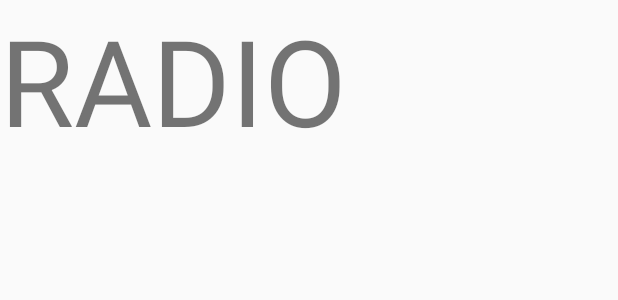
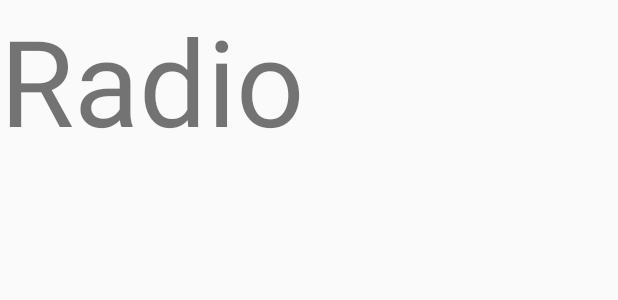
Before and after one commit to john00123/musicApp, an Android app: the layout radio.xml on its own in the app's theme, with its tools: preview values and no code run, on a phone screen of 412 x 824 dp. Shown: the top 300 px of the screen. Run offline under Robolectric (Android 15) with nearby library versions, the phone set to English and light mode, and no system bars.

Commit message:
updated information

```diff
--- a/app/src/main/java/com/example/john/musicapp/MainActivity.java
+++ b/app/src/main/java/com/example/john/musicapp/MainActivity.java
@@ -5,7 +5,6 @@ import android.support.v7.app.AppCompatActivity;
 import android.os.Bundle;
 import android.view.View;
 import android.view.View.OnClickListener;
-import android.widget.TextView;
 
 public class MainActivity extends AppCompatActivity {
 
@@ -17,7 +16,7 @@ public class MainActivity extends AppCompatActivity {
 
         // Set a click listener on the Store View
 
-        View store = (View) findViewById(R.id.numbers);
+        View store = (View) findViewById(R.id.store);
         store.setOnClickListener(new OnClickListener() {
             // The code in this method will be executed when the numbers category is clicked on.
             @Override
@@ -50,6 +49,7 @@ public class MainActivity extends AppCompatActivity {
 
         View playNow = (View) findViewById(R.id.playNow);
         playNow.setOnClickListener(new OnClickListener() {
+
             @Override
             public void onClick(View view) {
               // Create a new intent to open the {@link RadioActivity}
@@ -60,6 +60,5 @@ public class MainActivity extends AppCompatActivity {
             }
         });
 
-
     }
 }
--- a/app/src/main/java/com/example/john/musicapp/PlayNowActivity.java
+++ b/app/src/main/java/com/example/john/musicapp/PlayNowActivity.java
@@ -8,7 +8,5 @@ public class PlayNowActivity extends AppCompatActivity{
     protected void onCreate(Bundle savedInstanceState) {
         super.onCreate(savedInstanceState);
         setContentView(R.layout.store);
-
-
     }
 }
--- a/app/src/main/java/com/example/john/musicapp/StoreActivity.java
+++ b/app/src/main/java/com/example/john/musicapp/StoreActivity.java
@@ -10,7 +10,5 @@ public class StoreActivity extends AppCompatActivity{
     protected void onCreate(Bundle savedInstanceState) {
         super.onCreate(savedInstanceState);
         setContentView(R.layout.store);
-
-
     }
 }
--- a/app/src/main/res/layout/activity_main.xml
+++ b/app/src/main/res/layout/activity_main.xml
@@ -35,7 +35,6 @@
                 android:scaleType="fitXY"/>
 
             <TextView
-                android:id="@+id/numbers"
                 android:layout_width="wrap_content"
                 android:layout_height="wrap_content"
                 android:text="Store"
--- a/app/src/main/res/layout/radio.xml
+++ b/app/src/main/res/layout/radio.xml
@@ -7,7 +7,7 @@
     <TextView
         android:layout_width="match_parent"
         android:layout_height="match_parent"
-        android:text="RADIO"
+        android:text="Radio"
         android:textSize="80dp"
         />
 
```
